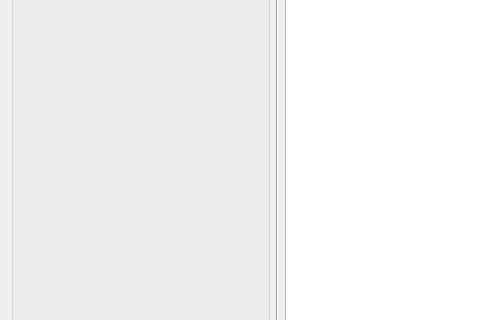
Before: the Qt Designer form SomePhysEngin/someenginmainwindow.ui in SomeTeam-SE2015/SomePhysEngin, drawn with Qt 5; both pictures show x 0 to 480 and y 98 to 418 of the 1096 by 648 pixel window.
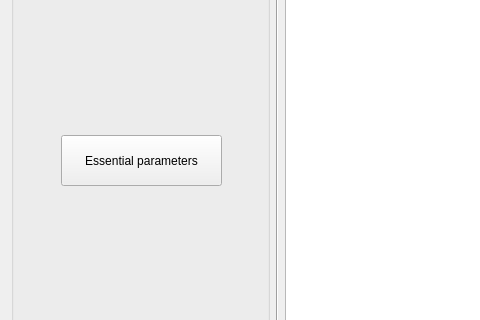
After: the same form once the commit is applied. Custom widgets are drawn as their Qt base class.

Commit message: set essential parameters

```diff
--- a/SomePhysEngin/someenginmainwindow.ui
+++ b/SomePhysEngin/someenginmainwindow.ui
@@ -22,6 +22,19 @@
         <property name="title">
          <string>设置</string>
         </property>
+        <widget class="QPushButton" name="pushButton">
+         <property name="geometry">
+          <rect>
+           <x>50</x>
+           <y>200</y>
+           <width>161</width>
+           <height>51</height>
+          </rect>
+         </property>
+         <property name="text">
+          <string>Essential parameters</string>
+         </property>
+        </widget>
        </widget>
       </item>
       <item>
```
The commit also changes 9 other files.
